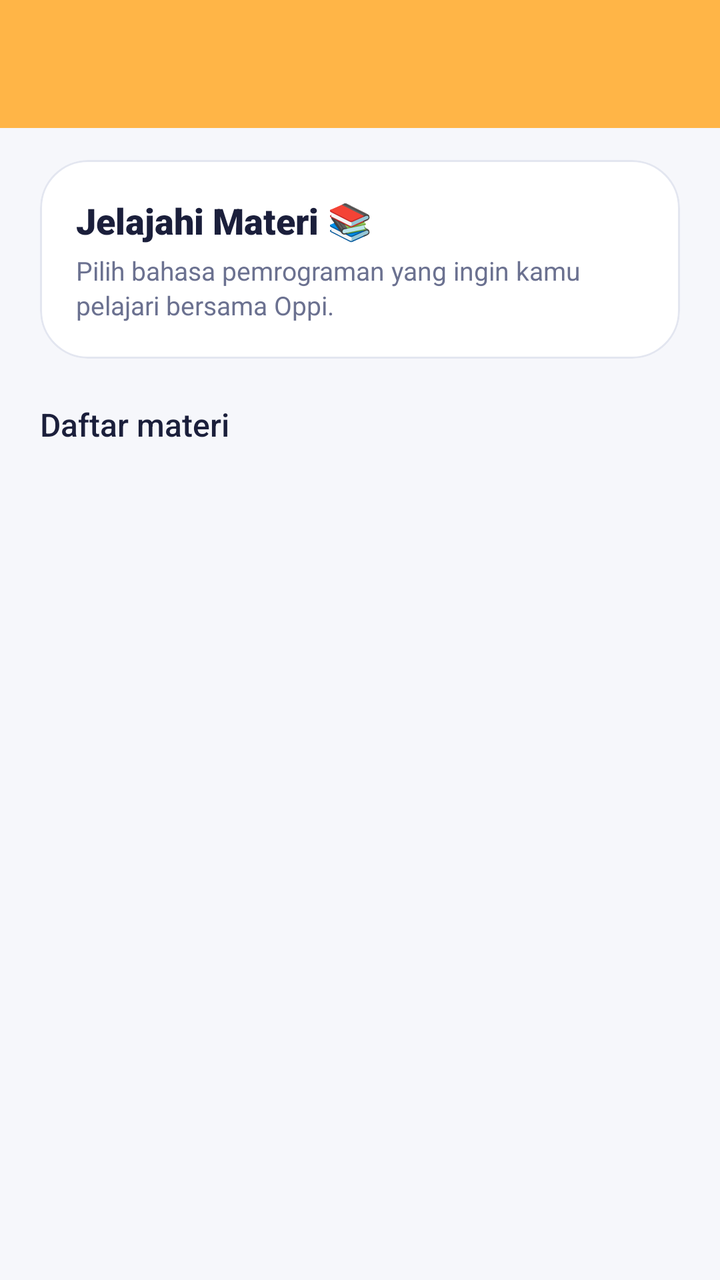
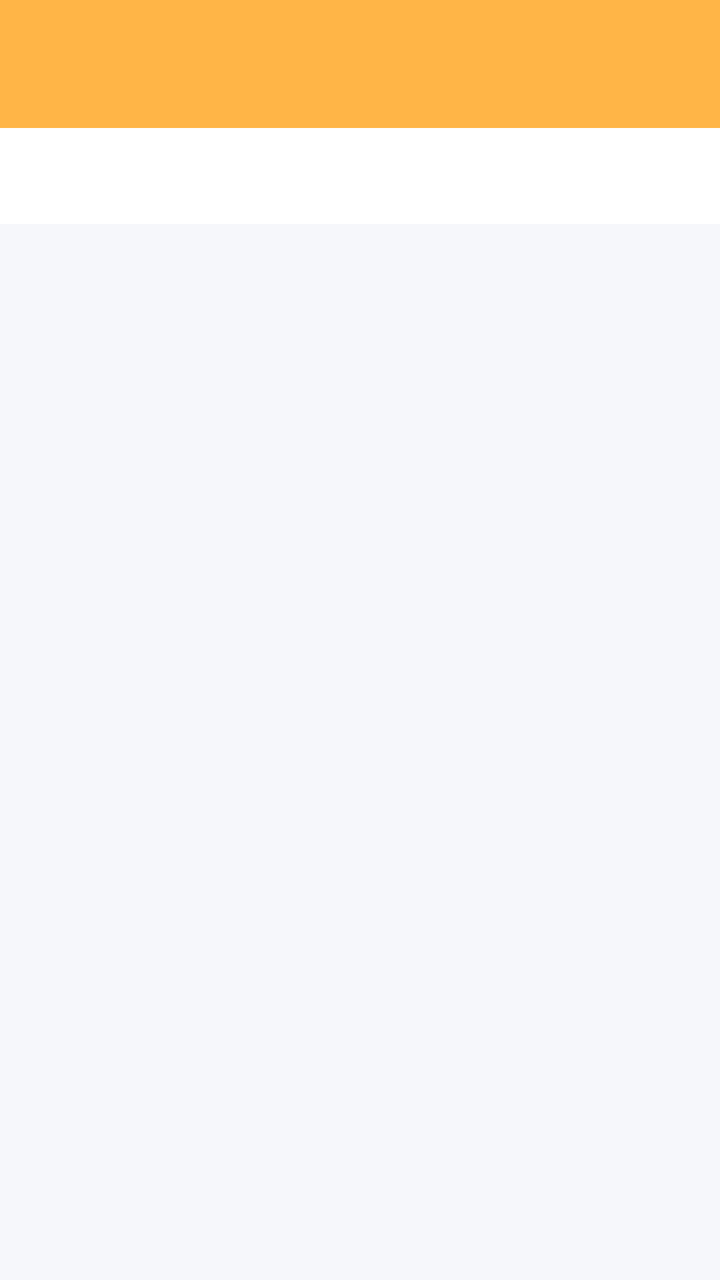

Two renders of the same Android screen: before a commit and after it. Below are the layout's source before the change and the commit's diff.
<!-- AndroidManifest.xml: application theme Theme.AppYuma -->
<!-- res/layout/fragment_more.xml -->
<?xml version="1.0" encoding="utf-8"?>
<androidx.constraintlayout.widget.ConstraintLayout xmlns:android="http://schemas.android.com/apk/res/android"
    xmlns:app="http://schemas.android.com/apk/res-auto"
    xmlns:tools="http://schemas.android.com/tools"
    android:layout_width="match_parent"
    android:layout_height="match_parent"
    android:background="@color/oppi_bg"
    tools:context=".More.MoreFragment">

    <androidx.appcompat.widget.Toolbar
        android:id="@+id/toolbar"
        android:layout_width="0dp"
        android:layout_height="?attr/actionBarSize"
        android:background="@color/oppi_yellow"
        app:elevation="2dp"
        app:titleTextAppearance="@style/TextAppearance.Oppi.Toolbar.Title"
        app:titleTextColor="@color/oppi_text_primary"
        app:layout_constraintEnd_toEndOf="parent"
        app:layout_constraintStart_toStartOf="parent"
        app:layout_constraintTop_toTopOf="parent" />

    <com.google.android.material.card.MaterialCardView
        android:id="@+id/cvExplore"
        android:layout_width="0dp"
        android:layout_height="wrap_content"
        android:layout_marginStart="20dp"
        android:layout_marginTop="16dp"
        android:layout_marginEnd="20dp"
        app:cardBackgroundColor="@color/oppi_card"
        app:cardCornerRadius="24dp"
        app:cardElevation="0dp"
        app:strokeColor="@color/oppi_border"
        app:strokeWidth="1dp"
        app:layout_constraintEnd_toEndOf="parent"
        app:layout_constraintStart_toStartOf="parent"
        app:layout_constraintTop_toBottomOf="@id/toolbar">

        <androidx.constraintlayout.widget.ConstraintLayout
            android:layout_width="match_parent"
            android:layout_height="wrap_content"
            android:padding="18dp">

            <TextView
                android:id="@+id/tvExploreTitle"
                android:layout_width="0dp"
                android:layout_height="wrap_content"
                android:fontFamily="sans-serif-black"
                android:text="Jelajahi Materi 📚"
                android:textColor="@color/oppi_text_primary"
                android:textSize="18sp"
                app:layout_constraintEnd_toEndOf="parent"
                app:layout_constraintStart_toStartOf="parent"
                app:layout_constraintTop_toTopOf="parent" />

            <TextView
                android:id="@+id/tvExploreDesc"
                android:layout_width="0dp"
                android:layout_height="wrap_content"
                android:layout_marginTop="4dp"
                android:lineSpacingExtra="2dp"
                android:text="Pilih bahasa pemrograman yang ingin kamu pelajari bersama Oppi."
                android:textColor="@color/oppi_text_secondary"
                android:textSize="13sp"
                app:layout_constraintEnd_toEndOf="parent"
                app:layout_constraintStart_toStartOf="parent"
                app:layout_constraintTop_toBottomOf="@id/tvExploreTitle" />

        </androidx.constraintlayout.widget.ConstraintLayout>

    </com.google.android.material.card.MaterialCardView>

    <TextView
        android:id="@+id/tvMoreSection"
        android:layout_width="wrap_content"
        android:layout_height="wrap_content"
        android:layout_marginStart="20dp"
        android:layout_marginTop="22dp"
        android:fontFamily="sans-serif-medium"
        android:text="Daftar materi"
        android:textColor="@color/oppi_text_primary"
        android:textSize="16sp"
        app:layout_constraintStart_toStartOf="parent"
        app:layout_constraintTop_toBottomOf="@id/cvExplore" />

    <ListView
        android:id="@+id/listViewItems"
        android:layout_width="0dp"
        android:layout_height="0dp"
        android:layout_marginTop="8dp"
        android:clipToPadding="false"
        android:divider="@android:color/transparent"
        android:dividerHeight="10dp"
        android:listSelector="@android:color/transparent"
        android:paddingStart="20dp"
        android:paddingTop="4dp"
        android:paddingEnd="20dp"
        android:paddingBottom="20dp"
        android:scrollbars="none"
        app:layout_constraintBottom_toBottomOf="parent"
        app:layout_constraintEnd_toEndOf="parent"
        app:layout_constraintStart_toStartOf="parent"
        app:layout_constraintTop_toBottomOf="@id/tvMoreSection" />

</androidx.constraintlayout.widget.ConstraintLayout>
<!-- resources referenced by this layout -->
<resources>
  <color name="oppi_bg">#F6F7FB</color>
  <color name="oppi_border">#E3E6F0</color>
  <color name="oppi_card">#FFFFFF</color>
  <color name="oppi_text_primary">#1B1F3B</color>
  <color name="oppi_text_secondary">#6B7190</color>
  <color name="oppi_yellow">#FFB547</color>
  <style name="TextAppearance.Oppi.Toolbar.Title" parent="TextAppearance.Material3.TitleMedium">
          <item name="android:textSize">17sp</item>
          <item name="android:fontFamily">sans-serif-medium</item>
          <item name="android:textColor">@color/oppi_text_primary</item>
          <item name="android:letterSpacing">0.01</item>
      </style>
  <style name="Theme.AppYuma" parent="Base.Theme.AppYuma" />
  <style name="Base.Theme.AppYuma" parent="Theme.Material3.Light.NoActionBar">
          <item name="colorPrimary">@color/oppi_primary</item>
          <item name="colorOnPrimary">@color/white</item>
          <item name="colorPrimaryContainer">@color/oppi_lavender</item>
          <item name="android:windowBackground">@color/oppi_bg</item>
      </style>
  <color name="oppi_primary">#4A6CF7</color>
  <color name="white">#FFFFFFFF</color>
  <color name="oppi_lavender">#E4E8FF</color>
</resources>

<!-- the commit's change to res/layout/fragment_more.xml (unified diff, before → after) -->
@@ -19,86 +19,29 @@
         app:layout_constraintStart_toStartOf="parent"
         app:layout_constraintTop_toTopOf="parent" />
 
-    <com.google.android.material.card.MaterialCardView
-        android:id="@+id/cvExplore"
+    <com.google.android.material.tabs.TabLayout
+        android:id="@+id/tab_layout"
         android:layout_width="0dp"
         android:layout_height="wrap_content"
-        android:layout_marginStart="20dp"
-        android:layout_marginTop="16dp"
-        android:layout_marginEnd="20dp"
-        app:cardBackgroundColor="@color/oppi_card"
-        app:cardCornerRadius="24dp"
-        app:cardElevation="0dp"
-        app:strokeColor="@color/oppi_border"
-        app:strokeWidth="1dp"
+        android:background="@color/oppi_card"
+        app:tabGravity="fill"
+        app:tabIndicatorColor="@color/oppi_primary"
+        app:tabIndicatorFullWidth="false"
+        app:tabIndicatorHeight="4dp"
+        app:tabMode="fixed"
+        app:tabSelectedTextColor="@color/oppi_primary"
+        app:tabTextColor="@color/oppi_text_secondary"
         app:layout_constraintEnd_toEndOf="parent"
         app:layout_constraintStart_toStartOf="parent"
-        app:layout_constraintTop_toBottomOf="@id/toolbar">
+        app:layout_constraintTop_toBottomOf="@id/toolbar" />
 
-        <androidx.constraintlayout.widget.ConstraintLayout
-            android:layout_width="match_parent"
-            android:layout_height="wrap_content"
-            android:padding="18dp">
-
-            <TextView
-                android:id="@+id/tvExploreTitle"
-                android:layout_width="0dp"
-                android:layout_height="wrap_content"
-                android:fontFamily="sans-serif-black"
-                android:text="Jelajahi Materi 📚"
-                android:textColor="@color/oppi_text_primary"
-                android:textSize="18sp"
-                app:layout_constraintEnd_toEndOf="parent"
-                app:layout_constraintStart_toStartOf="parent"
-                app:layout_constraintTop_toTopOf="parent" />
-
-            <TextView
-                android:id="@+id/tvExploreDesc"
-                android:layout_width="0dp"
-                android:layout_height="wrap_content"
-                android:layout_marginTop="4dp"
-                android:lineSpacingExtra="2dp"
-                android:text="Pilih bahasa pemrograman yang ingin kamu pelajari bersama Oppi."
-                android:textColor="@color/oppi_text_secondary"
-                android:textSize="13sp"
-                app:layout_constraintEnd_toEndOf="parent"
-                app:layout_constraintStart_toStartOf="parent"
-                app:layout_constraintTop_toBottomOf="@id/tvExploreTitle" />
-
-        </androidx.constraintlayout.widget.ConstraintLayout>
-
-    </com.google.android.material.card.MaterialCardView>
-
-    <TextView
-        android:id="@+id/tvMoreSection"
-        android:layout_width="wrap_content"
-        android:layout_height="wrap_content"
-        android:layout_marginStart="20dp"
-        android:layout_marginTop="22dp"
-        android:fontFamily="sans-serif-medium"
-        android:text="Daftar materi"
-        android:textColor="@color/oppi_text_primary"
-        android:textSize="16sp"
-        app:layout_constraintStart_toStartOf="parent"
-        app:layout_constraintTop_toBottomOf="@id/cvExplore" />
-
-    <ListView
-        android:id="@+id/listViewItems"
+    <androidx.viewpager2.widget.ViewPager2
+        android:id="@+id/view_pager"
         android:layout_width="0dp"
         android:layout_height="0dp"
-        android:layout_marginTop="8dp"
-        android:clipToPadding="false"
-        android:divider="@android:color/transparent"
-        android:dividerHeight="10dp"
-        android:listSelector="@android:color/transparent"
-        android:paddingStart="20dp"
-        android:paddingTop="4dp"
-        android:paddingEnd="20dp"
-        android:paddingBottom="20dp"
-        android:scrollbars="none"
         app:layout_constraintBottom_toBottomOf="parent"
         app:layout_constraintEnd_toEndOf="parent"
         app:layout_constraintStart_toStartOf="parent"
-        app:layout_constraintTop_toBottomOf="@id/tvMoreSection" />
+        app:layout_constraintTop_toBottomOf="@id/tab_layout" />
 
 </androidx.constraintlayout.widget.ConstraintLayout>
<!-- resource entries referenced after the edit -->
@@ -1,7 +1,6 @@
 <!-- resources referenced by this layout -->
 <resources>
   <color name="oppi_bg">#F6F7FB</color>
-  <color name="oppi_border">#E3E6F0</color>
   <color name="oppi_card">#FFFFFF</color>
   <color name="oppi_text_primary">#1B1F3B</color>
   <color name="oppi_text_secondary">#6B7190</color>
